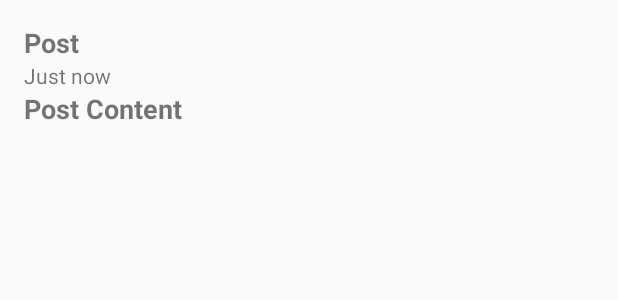
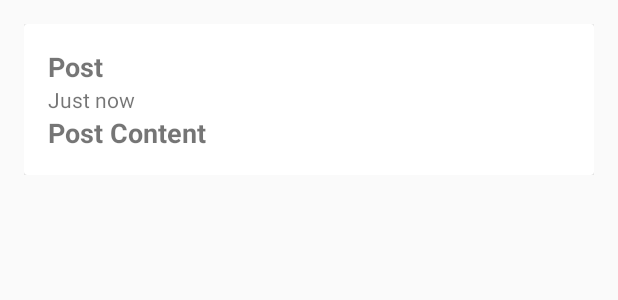
Before and after one commit to miandelatorre/PracticaAndroidBasico, an Android app: the layout item_post.xml on its own in the app's theme, with its tools: preview values and no code run, on a phone screen of 412 x 824 dp. Shown: the top 300 px of the screen. Run offline under Robolectric (Android 15) with nearby library versions, the phone set to English and light mode, and no system bars; network calls fail.

Commit message:
Se pone el cardview en el listado de Posts

```diff
--- a/app/src/main/java/io/keepcoding/eh_ho/data/ApiRoutes.kt
+++ b/app/src/main/java/io/keepcoding/eh_ho/data/ApiRoutes.kt
@@ -39,6 +39,12 @@ object ApiRoutes {
             .build()
             .toString()
 
+    fun createPost() =
+        uriBuilder()
+            .appendPath("posts.json")
+            .build()
+            .toString()
+
     private fun uriBuilder() =
         Uri.Builder()
             .scheme("https")
--- a/app/src/main/java/io/keepcoding/eh_ho/data/Models.kt
+++ b/app/src/main/java/io/keepcoding/eh_ho/data/Models.kt
@@ -132,6 +132,7 @@ data class Post (
             val toStringDateFormat = SimpleDateFormat("dd/MM/yyyy")
             val dateFormatted = dateFormat.parse(date) ?: Date()
             val stringDateFormatted = toStringDateFormat.format(dateFormatted)
+            val charset = Charsets.UTF_8
 
             return Post(
                 author = jsonObject.getString("name").toString(),
--- a/app/src/main/java/io/keepcoding/eh_ho/posts/PostsFragment.kt
+++ b/app/src/main/java/io/keepcoding/eh_ho/posts/PostsFragment.kt
@@ -72,6 +72,7 @@ class PostsFragment : Fragment() {
     override fun onOptionsItemSelected(item: MenuItem): Boolean {
         when(item.itemId) {
             R.id.action_logout -> this.postsInteractionListener?.onLogout()
+            R.id.action_new_post -> this.postsInteractionListener?.onCreateNewPost()
         }
 
         return super.onOptionsItemSelected(item)
@@ -86,6 +87,7 @@ class PostsFragment : Fragment() {
     interface PostsInteractionListener {
         fun loadPosts(postsAdapter: PostsAdapter)
         fun onLogout()
+        fun onCreateNewPost()
     }
 
 }
--- a/app/src/main/res/layout/fragment_posts.xml
+++ b/app/src/main/res/layout/fragment_posts.xml
@@ -4,7 +4,7 @@
     android:layout_width="match_parent"
     android:layout_height="match_parent"
     xmlns:app="http://schemas.android.com/apk/res-auto"
-    tools:context=".posts.PostsActivity">
+    tools:context=".posts.PostsFragment">
 
     <androidx.recyclerview.widget.RecyclerView
         android:id="@+id/listPosts"
--- a/app/src/main/res/layout/item_post.xml
+++ b/app/src/main/res/layout/item_post.xml
@@ -1,5 +1,5 @@
 <?xml version="1.0" encoding="utf-8"?>
-<androidx.constraintlayout.widget.ConstraintLayout
+<FrameLayout
     xmlns:app="http://schemas.android.com/apk/res-auto"
     xmlns:android="http://schemas.android.com/apk/res/android"
     xmlns:tools="http://schemas.android.com/tools"
@@ -8,36 +8,41 @@
     android:orientation="vertical"
     android:padding="16dp">
 
+    <androidx.cardview.widget.CardView
+        android:layout_width="match_parent"
+        android:layout_height="wrap_content">
+
+        <LinearLayout
+            android:layout_width="match_parent"
+            android:layout_height="wrap_content"
+            android:orientation="vertical"
+            android:padding="16dp">
+
                 <TextView
                     android:id="@+id/labelAuthor"
-        android:layout_width="0dp"
+                    android:layout_width="match_parent"
                     android:layout_height="wrap_content"
                     android:textSize="18sp"
                     android:textStyle="bold"
-        app:layout_constraintEnd_toEndOf="parent"
-        app:layout_constraintStart_toStartOf="parent"
-        app:layout_constraintTop_toTopOf="parent"
                     tools:text="Post" />
 
 
                 <TextView
                     android:id="@+id/labelDatePost"
-        android:layout_width="0dp"
+                    android:layout_width="match_parent"
                     android:layout_height="wrap_content"
-        app:layout_constraintEnd_toEndOf="parent"
-        app:layout_constraintStart_toStartOf="parent"
-        app:layout_constraintTop_toBottomOf="@+id/labelAuthor"
                     tools:text="Just now" />
 
                 <TextView
                     android:id="@+id/labelContent"
-        android:layout_width="0dp"
+                    android:layout_width="match_parent"
                     android:layout_height="wrap_content"
                     android:textSize="18sp"
                     android:textStyle="bold"
-        app:layout_constraintEnd_toEndOf="parent"
-        app:layout_constraintStart_toStartOf="parent"
-        app:layout_constraintTop_toBottomOf="@+id/labelDatePost"
                     tools:text="Post Content" />
 
-</androidx.constraintlayout.widget.ConstraintLayout>
+        </LinearLayout>
+
+    </androidx.cardview.widget.CardView>
+
+</FrameLayout>
--- a/app/src/main/res/menu/menu_posts.xml
+++ b/app/src/main/res/menu/menu_posts.xml
@@ -3,4 +3,7 @@
     <item
         android:id="@+id/action_logout"
         android:title="@string/label_logout" />
+    <item
+        android:id="@+id/action_new_post"
+        android:title="@string/label_new_post" />
 </menu>
--- a/app/src/main/res/values/strings.xml
+++ b/app/src/main/res/values/strings.xml
@@ -53,5 +53,9 @@
     <string name="label_creating_topic">Creating Topic</string>
     <string name="errorLoadingTopics">Ooops something bad happend</string>
     <string name="retry">Retry</string>
+    <string name="label_new_post">New Post</string>
+    <string name="hint_topic">Topic</string>
+    <string name="hint_post">Post</string>
+    <string name="label_creating_post">Creating Post</string>
 
 </resources>
```
Also changed, not shown: app/src/main/java/io/keepcoding/eh_ho/data/ApiModels.kt (+11 -0 lines), app/src/main/java/io/keepcoding/eh_ho/data/PostsRepo.kt (+49 -0 lines), app/src/main/java/io/keepcoding/eh_ho/posts/CreatePostFragment.kt (added, +136 -0 lines), app/src/main/java/io/keepcoding/eh_ho/posts/PostsActivity.kt (+20 -1 lines), app/src/main/res/layout/fragment_create_post.xml (added, +33 -0 lines), app/src/main/res/menu/menu_create_post.xml (added, +9 -0 lines). Lines whose indentation alone changed are shown as unchanged.
